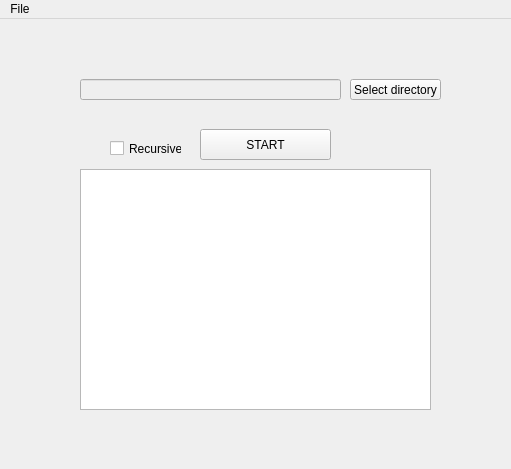
The window that mainwindow.ui (vashaty/7zipGUI) describes before a commit, drawn with Qt 5.
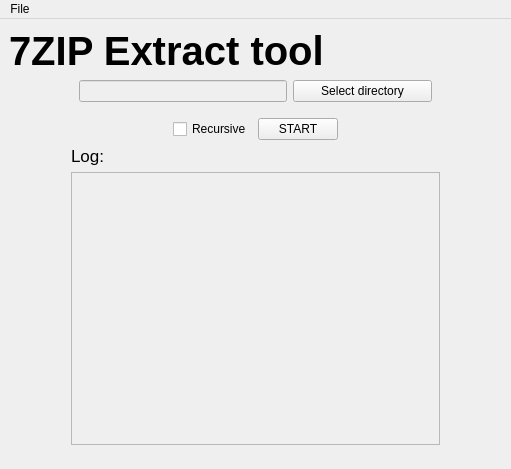
The same window after the commit.

```diff
--- a/mainwindow.ui
+++ b/mainwindow.ui
@@ -14,68 +14,198 @@
    <string>MainWindow</string>
   </property>
   <widget class="QWidget" name="centralwidget">
-   <widget class="QPlainTextEdit" name="pteOutput">
-    <property name="geometry">
-     <rect>
-      <x>80</x>
-      <y>150</y>
-      <width>351</width>
-      <height>241</height>
-     </rect>
-    </property>
-   </widget>
-   <widget class="QPushButton" name="pbStart">
-    <property name="geometry">
-     <rect>
-      <x>200</x>
-      <y>110</y>
-      <width>131</width>
-      <height>31</height>
-     </rect>
-    </property>
-    <property name="text">
-     <string>START</string>
-    </property>
-   </widget>
-   <widget class="QLineEdit" name="leFolderPath">
-    <property name="enabled">
-     <bool>false</bool>
-    </property>
-    <property name="geometry">
-     <rect>
-      <x>80</x>
-      <y>60</y>
-      <width>261</width>
-      <height>21</height>
-     </rect>
-    </property>
-   </widget>
-   <widget class="QPushButton" name="pbDir">
-    <property name="geometry">
-     <rect>
-      <x>350</x>
-      <y>60</y>
-      <width>91</width>
-      <height>21</height>
-     </rect>
-    </property>
-    <property name="text">
-     <string>Select directory</string>
-    </property>
-   </widget>
-   <widget class="QCheckBox" name="cbRecursive">
-    <property name="geometry">
-     <rect>
-      <x>110</x>
-      <y>120</y>
-      <width>72</width>
-      <height>19</height>
-     </rect>
-    </property>
-    <property name="text">
-     <string>Recursive</string>
-    </property>
-   </widget>
+   <layout class="QVBoxLayout" name="verticalLayout_2">
+    <item>
+     <widget class="QLabel" name="label">
+      <property name="font">
+       <font>
+        <family>Yu Gothic UI</family>
+        <pointsize>30</pointsize>
+        <weight>75</weight>
+        <bold>true</bold>
+        <strikeout>false</strikeout>
+        <kerning>true</kerning>
+       </font>
+      </property>
+      <property name="text">
+       <string>7ZIP Extract tool</string>
+      </property>
+     </widget>
+    </item>
+    <item>
+     <layout class="QHBoxLayout" name="horizontalLayout" stretch="1,3,2,1">
+      <item>
+       <spacer name="horizontalSpacer">
+        <property name="orientation">
+         <enum>Qt::Horizontal</enum>
+        </property>
+        <property name="sizeHint" stdset="0">
+         <size>
+          <width>40</width>
+          <height>20</height>
+         </size>
+        </property>
+       </spacer>
+      </item>
+      <item>
+       <widget class="QLineEdit" name="leFolderPath">
+        <property name="enabled">
+         <bool>false</bool>
+        </property>
+       </widget>
+      </item>
+      <item>
+       <widget class="QPushButton" name="pbDir">
+        <property name="text">
+         <string>Select directory</string>
+        </property>
+       </widget>
+      </item>
+      <item>
+       <spacer name="horizontalSpacer_2">
+        <property name="orientation">
+         <enum>Qt::Horizontal</enum>
+        </property>
+        <property name="sizeHint" stdset="0">
+         <size>
+          <width>40</width>
+          <height>20</height>
+         </size>
+        </property>
+       </spacer>
+      </item>
+     </layout>
+    </item>
+    <item>
+     <spacer name="verticalSpacer">
+      <property name="orientation">
+       <enum>Qt::Vertical</enum>
+      </property>
+      <property name="sizeType">
+       <enum>QSizePolicy::Maximum</enum>
+      </property>
+      <property name="sizeHint" stdset="0">
+       <size>
+        <width>20</width>
+        <height>10</height>
+       </size>
+      </property>
+     </spacer>
+    </item>
+    <item>
+     <layout class="QHBoxLayout" name="horizontalLayout_2">
+      <item>
+       <spacer name="horizontalSpacer_3">
+        <property name="orientation">
+         <enum>Qt::Horizontal</enum>
+        </property>
+        <property name="sizeHint" stdset="0">
+         <size>
+          <width>40</width>
+          <height>20</height>
+         </size>
+        </property>
+       </spacer>
+      </item>
+      <item>
+       <widget class="QCheckBox" name="cbRecursive">
+        <property name="text">
+         <string>Recursive</string>
+        </property>
+       </widget>
+      </item>
+      <item>
+       <widget class="QPushButton" name="pbStart">
+        <property name="text">
+         <string>START</string>
+        </property>
+       </widget>
+      </item>
+      <item>
+       <spacer name="horizontalSpacer_4">
+        <property name="orientation">
+         <enum>Qt::Horizontal</enum>
+        </property>
+        <property name="sizeHint" stdset="0">
+         <size>
+          <width>40</width>
+          <height>20</height>
+         </size>
+        </property>
+       </spacer>
+      </item>
+     </layout>
+    </item>
+    <item>
+     <layout class="QHBoxLayout" name="horizontalLayout_3" stretch="1,6,1">
+      <item>
+       <spacer name="horizontalSpacer_6">
+        <property name="orientation">
+         <enum>Qt::Horizontal</enum>
+        </property>
+        <property name="sizeHint" stdset="0">
+         <size>
+          <width>40</width>
+          <height>20</height>
+         </size>
+        </property>
+       </spacer>
+      </item>
+      <item>
+       <layout class="QVBoxLayout" name="verticalLayout">
+        <item>
+         <widget class="QLabel" name="label_2">
+          <property name="font">
+           <font>
+            <pointsize>13</pointsize>
+           </font>
+          </property>
+          <property name="text">
+           <string>Log:</string>
+          </property>
+         </widget>
+        </item>
+        <item>
+         <widget class="QPlainTextEdit" name="pteOutput">
+          <property name="enabled">
+           <bool>false</bool>
+          </property>
+         </widget>
+        </item>
+       </layout>
+      </item>
+      <item>
+       <spacer name="horizontalSpacer_5">
+        <property name="orientation">
+         <enum>Qt::Horizontal</enum>
+        </property>
+        <property name="sizeHint" stdset="0">
+         <size>
+          <width>40</width>
+          <height>20</height>
+         </size>
+        </property>
+       </spacer>
+      </item>
+     </layout>
+    </item>
+    <item>
+     <spacer name="verticalSpacer_2">
+      <property name="orientation">
+       <enum>Qt::Vertical</enum>
+      </property>
+      <property name="sizeType">
+       <enum>QSizePolicy::Maximum</enum>
+      </property>
+      <property name="sizeHint" stdset="0">
+       <size>
+        <width>20</width>
+        <height>15</height>
+       </size>
+      </property>
+     </spacer>
+    </item>
+   </layout>
   </widget>
   <widget class="QMenuBar" name="menubar">
    <property name="geometry">
```
